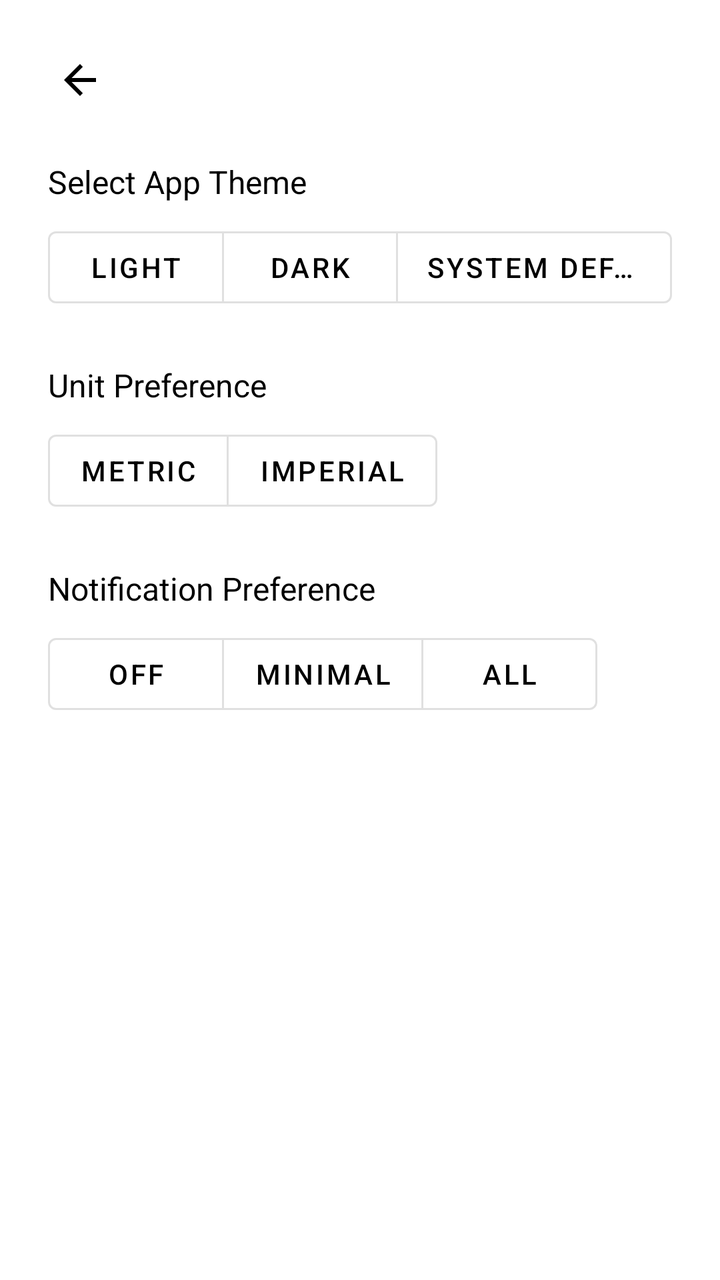
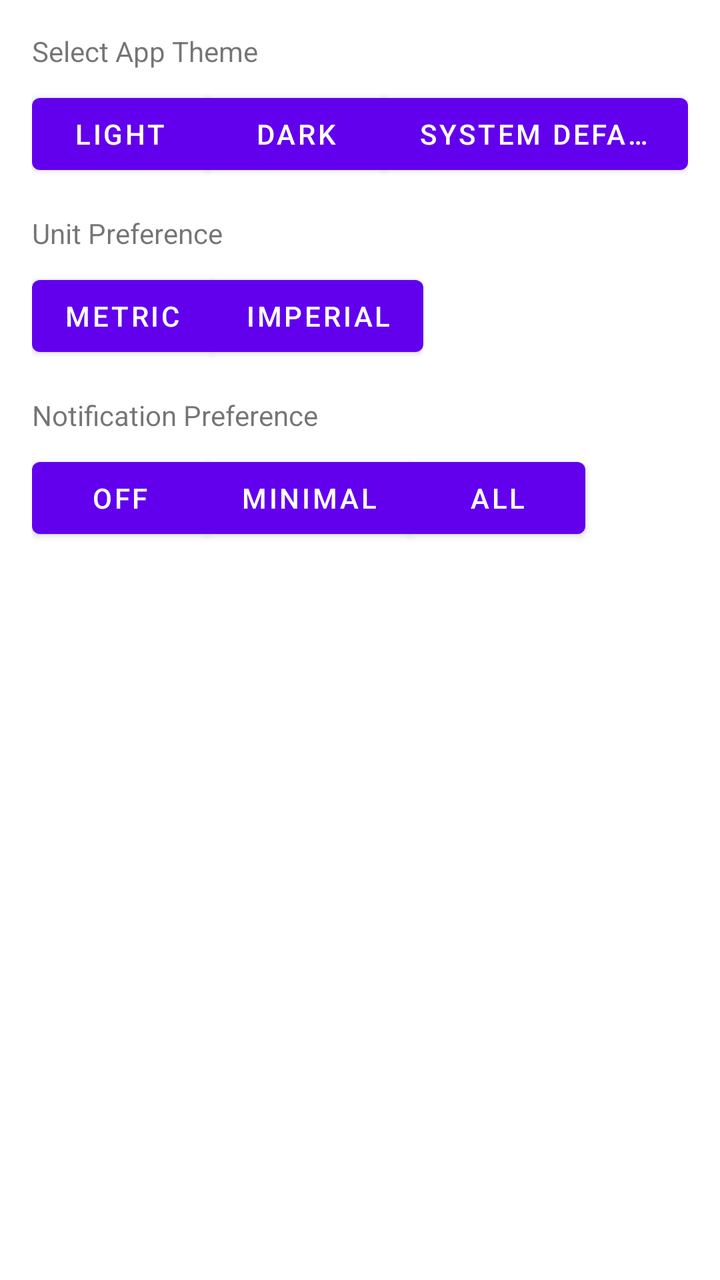

An Android layout rendered at two revisions. The XML below is the earlier revision; the diff shows what the commit changed to produce the second picture.
<!-- AndroidManifest.xml: application theme Theme.fitbite -->
<!-- res/layout/settings3.xml -->
<?xml version="1.0" encoding="utf-8"?>
<ScrollView
    xmlns:android="http://schemas.android.com/apk/res/android"
    xmlns:app="http://schemas.android.com/apk/res-auto"
    android:layout_width="match_parent"
    android:layout_height="match_parent"
    android:background="@color/backgroundPrimary">

    <LinearLayout
        android:layout_width="match_parent"
        android:layout_height="wrap_content"
        android:orientation="vertical"
        android:padding="24dp">

        
        <ImageView
            android:id="@+id/btnBack"
            android:layout_width="32dp"
            android:layout_height="32dp"
            android:src="@drawable/ic_left_arrow"
            app:tint="@color/textPrimary"
            android:contentDescription="Back"
            android:padding="4dp" />

        
        <TextView
            android:text="Select App Theme"
            android:layout_width="wrap_content"
            android:layout_height="wrap_content"
            android:layout_marginTop="24dp"
            android:layout_marginBottom="8dp"
            android:textColor="@color/textPrimary"
            android:textSize="16sp"/>

        <com.google.android.material.button.MaterialButtonToggleGroup
            android:id="@+id/themeToggleGroup"
            android:layout_width="wrap_content"
            android:layout_height="wrap_content"
            app:singleSelection="true"
            app:selectionRequired="true"
            android:layout_gravity="start">

            <com.google.android.material.button.MaterialButton
                android:id="@+id/btnLight"
                style="@style/Widget.MaterialComponents.Button.OutlinedButton"
                android:layout_width="wrap_content"
                android:layout_height="wrap_content"
                android:text="Light"
                android:textColor="@color/textPrimary"/>

            <com.google.android.material.button.MaterialButton
                android:id="@+id/btnDark"
                style="@style/Widget.MaterialComponents.Button.OutlinedButton"
                android:layout_width="wrap_content"
                android:layout_height="wrap_content"
                android:layout_marginStart="8dp"
                android:text="Dark"
                android:textColor="@color/textPrimary"/>

            <com.google.android.material.button.MaterialButton
                android:id="@+id/btnSystem"
                style="@style/Widget.MaterialComponents.Button.OutlinedButton"
                android:layout_width="wrap_content"
                android:layout_height="wrap_content"
                android:layout_marginStart="8dp"
                android:text="System Default"
                android:textColor="@color/textPrimary"/>
        </com.google.android.material.button.MaterialButtonToggleGroup>

        
        <TextView
            android:text="Unit Preference"
            android:layout_width="wrap_content"
            android:layout_height="wrap_content"
            android:layout_marginTop="24dp"
            android:layout_marginBottom="8dp"
            android:textColor="@color/textPrimary"
            android:textSize="16sp"/>

        <com.google.android.material.button.MaterialButtonToggleGroup
            android:id="@+id/unitToggleGroup"
            android:layout_width="wrap_content"
            android:layout_height="wrap_content"
            app:singleSelection="true"
            app:selectionRequired="true"
            android:layout_gravity="start">

            <com.google.android.material.button.MaterialButton
                android:id="@+id/btnMetric"
                style="@style/Widget.MaterialComponents.Button.OutlinedButton"
                android:layout_width="wrap_content"
                android:layout_height="wrap_content"
                android:text="Metric"
                android:textColor="@color/textPrimary"/>

            <com.google.android.material.button.MaterialButton
                android:id="@+id/btnImperial"
                style="@style/Widget.MaterialComponents.Button.OutlinedButton"
                android:layout_width="wrap_content"
                android:layout_height="wrap_content"
                android:layout_marginStart="8dp"
                android:text="Imperial"
                android:textColor="@color/textPrimary"/>
        </com.google.android.material.button.MaterialButtonToggleGroup>

        
        <TextView
            android:text="Notification Preference"
            android:layout_width="wrap_content"
            android:layout_height="wrap_content"
            android:layout_marginTop="24dp"
            android:layout_marginBottom="8dp"
            android:textColor="@color/textPrimary"
            android:textSize="16sp"/>

        <com.google.android.material.button.MaterialButtonToggleGroup
            android:id="@+id/notificationToggleGroup"
            android:layout_width="wrap_content"
            android:layout_height="wrap_content"
            app:singleSelection="true"
            app:selectionRequired="true"
            android:layout_gravity="start">

            <com.google.android.material.button.MaterialButton
                android:id="@+id/btnNotifyOff"
                style="@style/Widget.MaterialComponents.Button.OutlinedButton"
                android:layout_width="wrap_content"
                android:layout_height="wrap_content"
                android:text="Off"
                android:textColor="@color/textPrimary"/>

            <com.google.android.material.button.MaterialButton
                android:id="@+id/btnNotifyMinimal"
                style="@style/Widget.MaterialComponents.Button.OutlinedButton"
                android:layout_width="wrap_content"
                android:layout_height="wrap_content"
                android:layout_marginStart="8dp"
                android:text="Minimal"
                android:textColor="@color/textPrimary"/>

            <com.google.android.material.button.MaterialButton
                android:id="@+id/btnNotifyAll"
                style="@style/Widget.MaterialComponents.Button.OutlinedButton"
                android:layout_width="wrap_content"
                android:layout_height="wrap_content"
                android:layout_marginStart="8dp"
                android:text="All"
                android:textColor="@color/textPrimary"/>
        </com.google.android.material.button.MaterialButtonToggleGroup>

    </LinearLayout>
</ScrollView>
<!-- resources referenced by this layout -->
<resources>
  <color name="backgroundPrimary">#FFFFFF</color>
  <color name="textPrimary">#000000</color>
  <!-- drawable ic_left_arrow (drawable) -->
  <vector xmlns:android="http://schemas.android.com/apk/res/android" android:autoMirrored="true" android:height="24dp" android:tint="#000000" android:viewportHeight="24" android:viewportWidth="24" android:width="24dp">
        
      <path android:fillColor="@android:color/white" android:pathData="M20,11H7.83l5.59,-5.59L12,4l-8,8 8,8 1.41,-1.41L7.83,13H20v-2z"/>
      
  </vector>
  <style name="Theme.fitbite" parent="Theme.MaterialComponents.DayNight.NoActionBar">
          
          <item name="colorPrimary">@color/purple_500</item>
          <item name="colorPrimaryVariant">@color/purple_700</item>
          <item name="colorOnPrimary">@color/white</item>
          
          <item name="colorSecondary">@color/teal_200</item>
          <item name="colorSecondaryVariant">@color/teal_700</item>
          <item name="colorOnSecondary">@color/black</item>
          
          <item name="android:statusBarColor">?attr/colorPrimaryVariant</item>
          
      </style>
  <color name="purple_500">#FF6200EE</color>
  <color name="purple_700">#FF3700B3</color>
  <color name="white">#FFFFFFFF</color>
  <color name="teal_200">#FF03DAC5</color>
  <color name="teal_700">#FF018786</color>
  <color name="black">#FF000000</color>
</resources>

<!-- the commit's change to res/layout/settings3.xml (unified diff, before → after) -->
@@ -1,152 +1,98 @@
 <?xml version="1.0" encoding="utf-8"?>
-<ScrollView
+<LinearLayout
     xmlns:android="http://schemas.android.com/apk/res/android"
     xmlns:app="http://schemas.android.com/apk/res-auto"
+    android:orientation="vertical"
     android:layout_width="match_parent"
     android:layout_height="match_parent"
-    android:background="@color/backgroundPrimary">
+    android:padding="16dp">
 
-    <LinearLayout
-        android:layout_width="match_parent"
+    <TextView
+        android:text="Select App Theme"
+        android:layout_width="wrap_content"
         android:layout_height="wrap_content"
-        android:orientation="vertical"
-        android:padding="24dp">
+        android:layout_marginBottom="8dp"/>
 
-        
-        <ImageView
-            android:id="@+id/btnBack"
-            android:layout_width="32dp"
-            android:layout_height="32dp"
-            android:src="@drawable/ic_left_arrow"
-            app:tint="@color/textPrimary"
-            android:contentDescription="Back"
-            android:padding="4dp" />
+    <com.google.android.material.button.MaterialButtonToggleGroup
+        android:id="@+id/themeToggleGroup"
+        android:layout_width="wrap_content"
+        android:layout_height="wrap_content"
+        app:singleSelection="true"
+        app:selectionRequired="true">
 
-        
-        <TextView
-            android:text="Select App Theme"
+        <com.google.android.material.button.MaterialButton
+            android:id="@+id/btnLight"
             android:layout_width="wrap_content"
             android:layout_height="wrap_content"
-            android:layout_marginTop="24dp"
-            android:layout_marginBottom="8dp"
-            android:textColor="@color/textPrimary"
-            android:textSize="16sp"/>
+            android:text="Light"/>
 
-        <com.google.android.material.button.MaterialButtonToggleGroup
-            android:id="@+id/themeToggleGroup"
+        <com.google.android.material.button.MaterialButton
+            android:id="@+id/btnDark"
             android:layout_width="wrap_content"
             android:layout_height="wrap_content"
-            app:singleSelection="true"
-            app:selectionRequired="true"
-            android:layout_gravity="start">
+            android:text="Dark"/>
 
-            <com.google.android.material.button.MaterialButton
-                android:id="@+id/btnLight"
-                style="@style/Widget.MaterialComponents.Button.OutlinedButton"
-                android:layout_width="wrap_content"
-                android:layout_height="wrap_content"
-                android:text="Light"
-                android:textColor="@color/textPrimary"/>
-
-            <com.google.android.material.button.MaterialButton
-                android:id="@+id/btnDark"
-                style="@style/Widget.MaterialComponents.Button.OutlinedButton"
-                android:layout_width="wrap_content"
-                android:layout_height="wrap_content"
-                android:layout_marginStart="8dp"
-                android:text="Dark"
-                android:textColor="@color/textPrimary"/>
-
-            <com.google.android.material.button.MaterialButton
-                android:id="@+id/btnSystem"
-                style="@style/Widget.MaterialComponents.Button.OutlinedButton"
-                android:layout_width="wrap_content"
-                android:layout_height="wrap_content"
-                android:layout_marginStart="8dp"
-                android:text="System Default"
-                android:textColor="@color/textPrimary"/>
-        </com.google.android.material.button.MaterialButtonToggleGroup>
-
-        
-        <TextView
-            android:text="Unit Preference"
+        <com.google.android.material.button.MaterialButton
+            android:id="@+id/btnSystem"
             android:layout_width="wrap_content"
             android:layout_height="wrap_content"
-            android:layout_marginTop="24dp"
-            android:layout_marginBottom="8dp"
-            android:textColor="@color/textPrimary"
-            android:textSize="16sp"/>
+            android:text="System Default"/>
+    </com.google.android.material.button.MaterialButtonToggleGroup>
+<TextView
+    android:text="Unit Preference"
+    android:layout_width="wrap_content"
+    android:layout_height="wrap_content"
+    android:layout_marginTop="16dp"
+    android:layout_marginBottom="8dp"/>
 
-        <com.google.android.material.button.MaterialButtonToggleGroup
-            android:id="@+id/unitToggleGroup"
-            android:layout_width="wrap_content"
-            android:layout_height="wrap_content"
-            app:singleSelection="true"
-            app:selectionRequired="true"
-            android:layout_gravity="start">
+<com.google.android.material.button.MaterialButtonToggleGroup
+    android:id="@+id/unitToggleGroup"
+    android:layout_width="wrap_content"
+    android:layout_height="wrap_content"
+    app:singleSelection="true"
+    app:selectionRequired="true">
 
-            <com.google.android.material.button.MaterialButton
-                android:id="@+id/btnMetric"
-                style="@style/Widget.MaterialComponents.Button.OutlinedButton"
-                android:layout_width="wrap_content"
-                android:layout_height="wrap_content"
-                android:text="Metric"
-                android:textColor="@color/textPrimary"/>
+    <com.google.android.material.button.MaterialButton
+        android:id="@+id/btnMetric"
+        android:layout_width="wrap_content"
+        android:layout_height="wrap_content"
+        android:text="Metric"/>
 
-            <com.google.android.material.button.MaterialButton
-                android:id="@+id/btnImperial"
-                style="@style/Widget.MaterialComponents.Button.OutlinedButton"
-                android:layout_width="wrap_content"
-                android:layout_height="wrap_content"
-                android:layout_marginStart="8dp"
-                android:text="Imperial"
-                android:textColor="@color/textPrimary"/>
-        </com.google.android.material.button.MaterialButtonToggleGroup>
+    <com.google.android.material.button.MaterialButton
+        android:id="@+id/btnImperial"
+        android:layout_width="wrap_content"
+        android:layout_height="wrap_content"
+        android:text="Imperial"/>
+</com.google.android.material.button.MaterialButtonToggleGroup>
+<TextView
+    android:text="Notification Preference"
+    android:layout_width="wrap_content"
+    android:layout_height="wrap_content"
+    android:layout_marginTop="16dp"
+    android:layout_marginBottom="8dp"/>
+<com.google.android.material.button.MaterialButtonToggleGroup
+    android:id="@+id/notificationToggleGroup"
+    android:layout_width="match_parent"
+    android:layout_height="wrap_content"
+    app:singleSelection="true">
 
-        
-        <TextView
-            android:text="Notification Preference"
-            android:layout_width="wrap_content"
-            android:layout_height="wrap_content"
-            android:layout_marginTop="24dp"
-            android:layout_marginBottom="8dp"
-            android:textColor="@color/textPrimary"
-            android:textSize="16sp"/>
+    <com.google.android.material.button.MaterialButton
+        android:id="@+id/btnNotifyOff"
+        android:layout_width="wrap_content"
+        android:layout_height="wrap_content"
+        android:text="Off" />
 
-        <com.google.android.material.button.MaterialButtonToggleGroup
-            android:id="@+id/notificationToggleGroup"
-            android:layout_width="wrap_content"
-            android:layout_height="wrap_content"
-            app:singleSelection="true"
-            app:selectionRequired="true"
-            android:layout_gravity="start">
+    <com.google.android.material.button.MaterialButton
+        android:id="@+id/btnNotifyMinimal"
+        android:layout_width="wrap_content"
+        android:layout_height="wrap_content"
+        android:text="Minimal" />
 
-            <com.google.android.material.button.MaterialButton
-                android:id="@+id/btnNotifyOff"
-                style="@style/Widget.MaterialComponents.Button.OutlinedButton"
-                android:layout_width="wrap_content"
-                android:layout_height="wrap_content"
-                android:text="Off"
-                android:textColor="@color/textPrimary"/>
+    <com.google.android.material.button.MaterialButton
+        android:id="@+id/btnNotifyAll"
+        android:layout_width="wrap_content"
+        android:layout_height="wrap_content"
+        android:text="All" />
+</com.google.android.material.button.MaterialButtonToggleGroup>
 
-            <com.google.android.material.button.MaterialButton
-                android:id="@+id/btnNotifyMinimal"
-                style="@style/Widget.MaterialComponents.Button.OutlinedButton"
-                android:layout_width="wrap_content"
-                android:layout_height="wrap_content"
-                android:layout_marginStart="8dp"
-                android:text="Minimal"
-                android:textColor="@color/textPrimary"/>
-
-            <com.google.android.material.button.MaterialButton
-                android:id="@+id/btnNotifyAll"
-                style="@style/Widget.MaterialComponents.Button.OutlinedButton"
-                android:layout_width="wrap_content"
-                android:layout_height="wrap_content"
-                android:layout_marginStart="8dp"
-                android:text="All"
-                android:textColor="@color/textPrimary"/>
-        </com.google.android.material.button.MaterialButtonToggleGroup>
-
-    </LinearLayout>
-</ScrollView>
+</LinearLayout>
<!-- resource entries referenced after the edit -->
@@ -1,13 +1,5 @@
 <!-- resources referenced by this layout -->
 <resources>
-  <color name="backgroundPrimary">#FFFFFF</color>
-  <color name="textPrimary">#000000</color>
-  <!-- drawable ic_left_arrow (drawable) -->
-  <vector xmlns:android="http://schemas.android.com/apk/res/android" android:autoMirrored="true" android:height="24dp" android:tint="#000000" android:viewportHeight="24" android:viewportWidth="24" android:width="24dp">
-        
-      <path android:fillColor="@android:color/white" android:pathData="M20,11H7.83l5.59,-5.59L12,4l-8,8 8,8 1.41,-1.41L7.83,13H20v-2z"/>
-      
-  </vector>
   <style name="Theme.fitbite" parent="Theme.MaterialComponents.DayNight.NoActionBar">
           
           <item name="colorPrimary">@color/purple_500</item>
